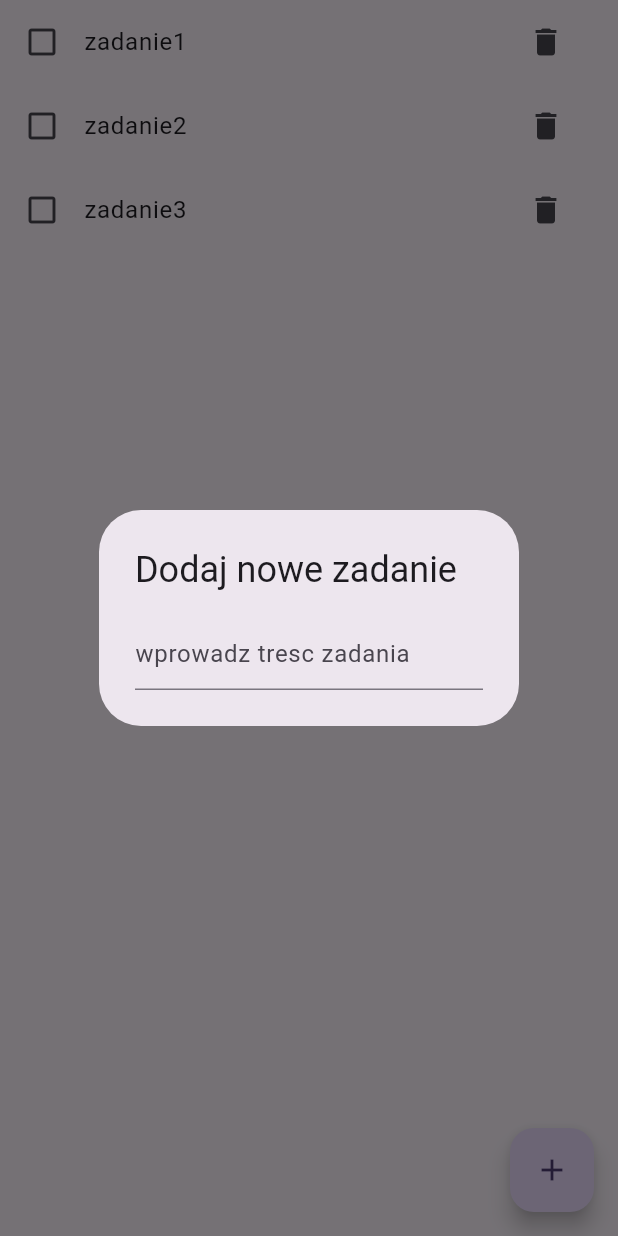
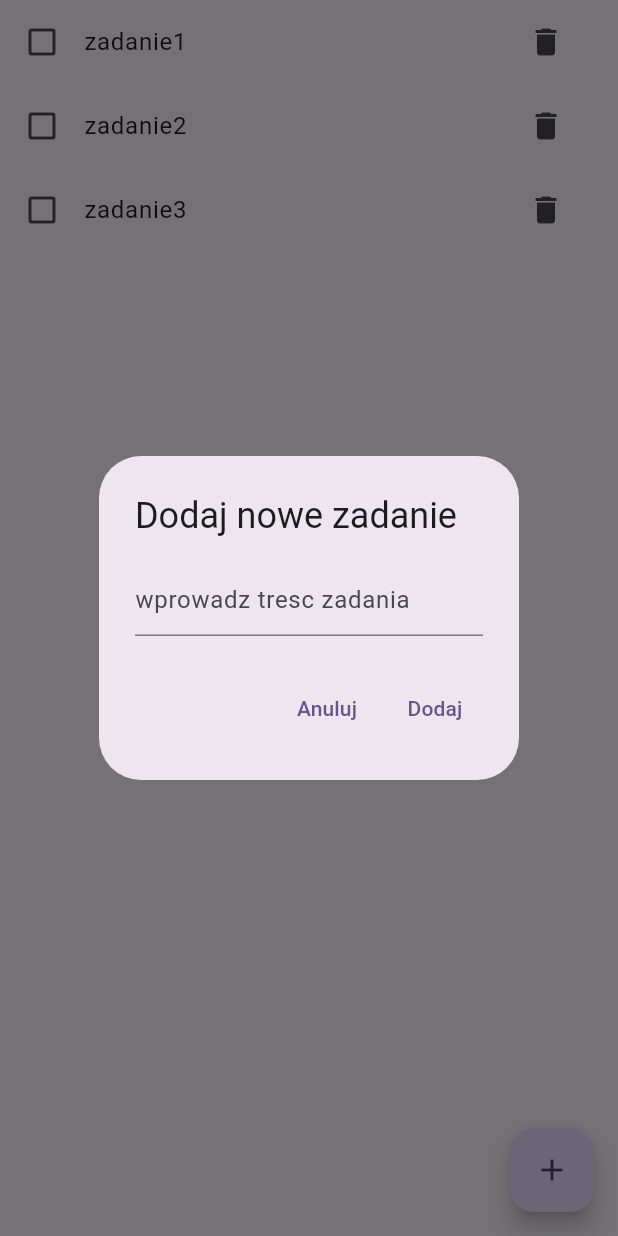
Before and after one commit to MorawskiR/ToDo-List, a Flutter app: the screen it shows after launch, after a tap on the "add" icon, on a phone screen of 412 x 824 dp. Run offline on Flutter 3.47's test engine with Material 3 defaults, Android fonts, the phone set to English and light mode, and no system bars.

Commit message:
dodawanie zadania

```diff
--- a/lib/main.dart
+++ b/lib/main.dart
@@ -69,22 +69,53 @@ class _MyHomePageState extends State<MyHomePage> {
    ),
   );
 }
-}
-
 void showTaskDialog(BuildContext context) {
   TextEditingController controller = TextEditingController();
-
+final formKey = GlobalKey<FormState>();
   showDialog(context: context, builder:
    (context) {
     return AlertDialog(
       title: Text('Dodaj nowe zadanie'),
-      content: TextField(controller: controller,
-      decoration: InputDecoration(hintText: 'wprowadz tresc zadania'),
+      content: Form(
+        key: formKey,
+        child: TextFormField(
+        validator: (value){
+          if(value ==null || value.trim().isEmpty){
+            return 'Wprowadz prosze tresc zadania';
+          }
+          else
+          {
+            return null;
+          }
+        },
+        controller: controller,
+        decoration: InputDecoration(hintText: 'wprowadz tresc zadania'),
+        ),
       ),
+      actions: [
+        TextButton(
+        child: Text('Anuluj'),
+        onPressed: () {Navigator.of(context).pop();},
+        ),
+        TextButton(
+          onPressed: () {
+            if(formKey.currentState!.validate()) {
+              setState(() {
+              tasks.add(Task(title: controller.text));
+              });
+              Navigator.of(context).pop();
+            }
+
+          },
+          child: Text('Dodaj'))
+      ],
     );
    }
    );
 }
+}
+
+
 
 List<Task> tasks = [Task(title:'zadanie1'),Task(title: 'zadanie2'),Task(title: 'zadanie3')];
 
```
